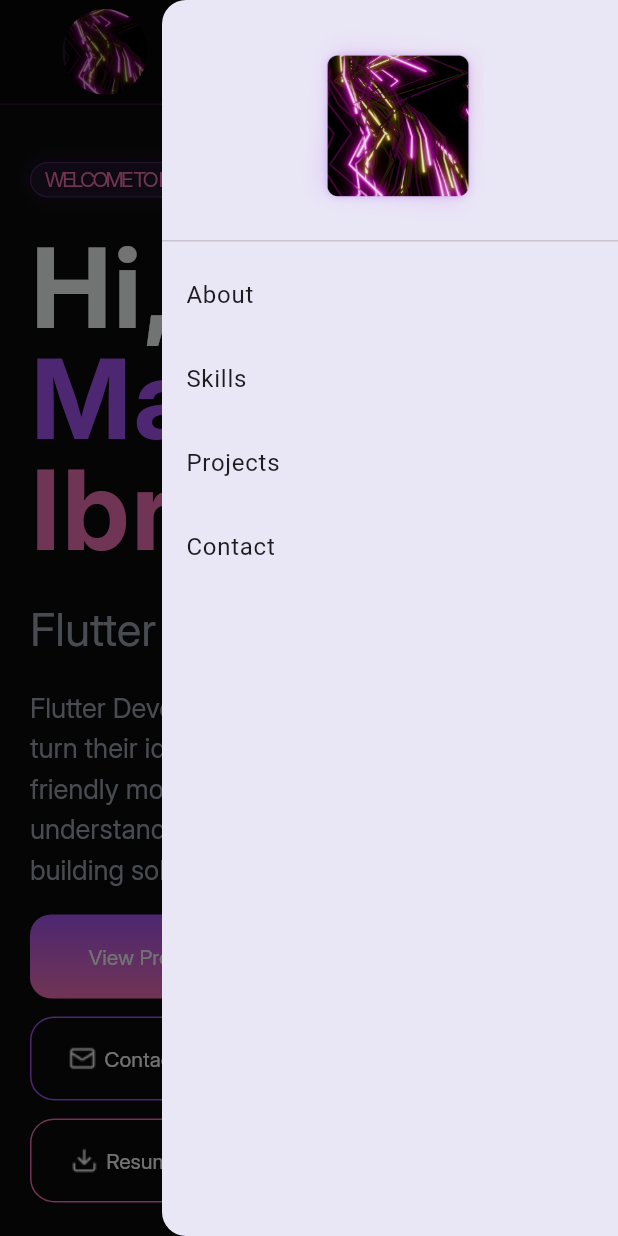
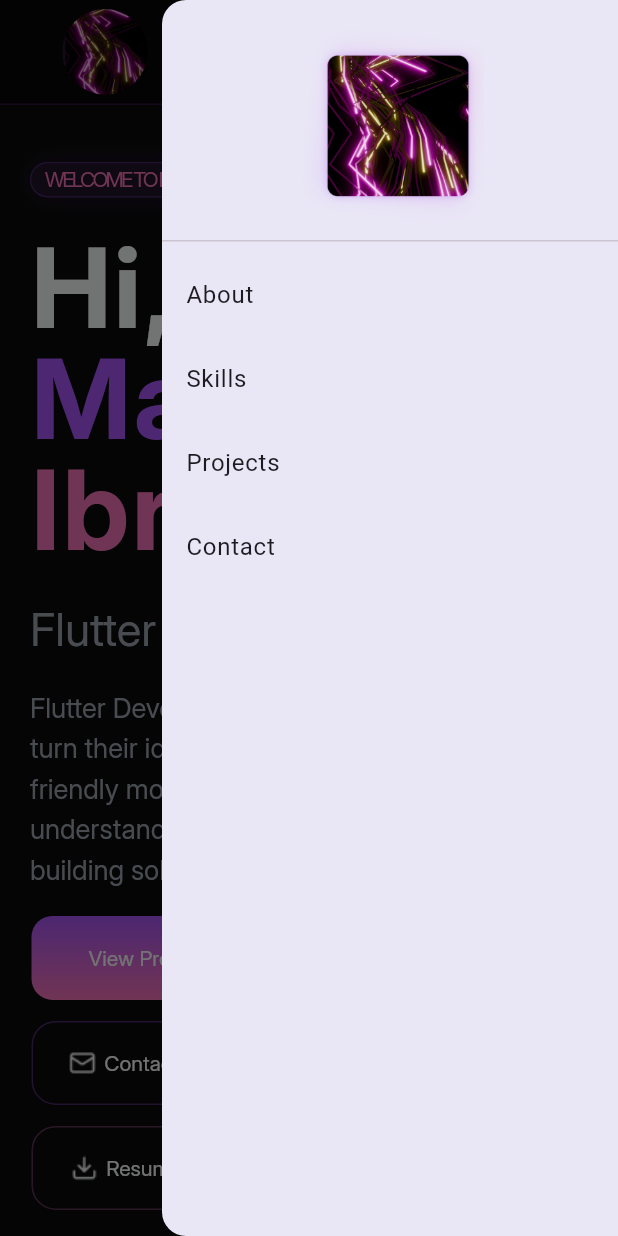
Before and after one commit to mariam280/my_portfolio, a Flutter app: the screen it shows after launch, after a tap on the "menu" icon, on a phone screen of 412 x 824 dp. Run offline on Flutter 3.47's test engine with Material 3 defaults, Android fonts, the phone set to English and light mode, and no system bars.

Commit message:
add buttons hover animation

```diff
--- /dev/null
+++ b/lib/core/widgets/hover_button_wrapper.dart
@@ -0,0 +1,52 @@
+import 'package:flutter/material.dart';
+
+class HoverButtonWrapper extends StatefulWidget {
+  const HoverButtonWrapper({
+    super.key,
+    required this.child,
+    required this.glow,
+    this.scaleAfter,
+    this.borderColor,
+  });
+
+  final Widget child;
+  final Color glow;
+  final double? scaleAfter;
+  final Color? borderColor;
+
+  @override
+  State<HoverButtonWrapper> createState() => _HoverButtonWrapperState();
+}
+
+class _HoverButtonWrapperState extends State<HoverButtonWrapper> {
+  bool isHover = false;
+
+  @override
+  Widget build(BuildContext context) {
+    return MouseRegion(
+      onEnter: (_) => setState(() => isHover = true),
+      onExit: (_) => setState(() => isHover = false),
+      child: AnimatedScale(
+        scale: isHover ? widget.scaleAfter ?? 1 : 1,
+        duration: const Duration(milliseconds: 200),
+        child: AnimatedContainer(
+          duration: const Duration(milliseconds: 200),
+          curve: Curves.bounceInOut,
+          decoration: BoxDecoration(
+            boxShadow: isHover
+                ? [ BoxShadow(
+                      color: widget.glow,
+                      blurRadius: 20,
+                      spreadRadius: 1,
+                    )]
+                : [],
+            shape: BoxShape.rectangle,
+            borderRadius: BorderRadius.circular(16),
+            border: Border.all(color:isHover? widget.borderColor ?? Colors.transparent : Colors.transparent),
+          ),
+          child: widget.child,
+        ),
+      ),
+    );
+  }
+}
--- a/lib/modules/home/presentation/screens/widgets/contact_section/action_buttons.dart
+++ b/lib/modules/home/presentation/screens/widgets/contact_section/action_buttons.dart
@@ -3,6 +3,7 @@ import 'package:my_portfolio/core/constants/app_images.dart';
 import 'package:my_portfolio/core/theme/app_colors.dart';
 import 'package:my_portfolio/core/widgets/custom_button.dart';
 import 'package:my_portfolio/core/widgets/custom_gradient_button.dart';
+import 'package:my_portfolio/core/widgets/hover_button_wrapper.dart';
 
 class ActionButtons extends StatelessWidget {
   const ActionButtons({super.key});
@@ -15,60 +16,87 @@ class ActionButtons extends StatelessWidget {
         spacing: 12,
         children: [
           Expanded(
+            child: HoverButtonWrapper(
+              glow: AppColors.purple.withValues(alpha: 0.4),
+              scaleAfter: 1.02,
               child: CustomGradientButton(
                 text: "Email Me",
                 textColor: AppColors.kWhite,
                 image: Assets.imagesMailIcon,
               ),
             ),
+          ),
           Expanded(
+            child: HoverButtonWrapper(
+              glow: AppColors.borderPurple.withValues(alpha: 0.5),
+              borderColor: AppColors.purple,
+              scaleAfter: 1.02,
               child: CustomButon(
                 text: 'GitHub',
                 textColor: AppColors.kWhite,
                 image: Assets.imagesGithubIcon,
-              borderColor: Border.all(color: AppColors.purple),
+                borderColor: Border.all(color: AppColors.borderPurple),
+              ),
             ),
           ),
           Expanded(
+            child: HoverButtonWrapper(
+              glow: AppColors.borderPink.withValues(alpha: 0.5),
+              borderColor: AppColors.pink,
+              scaleAfter: 1.02,
               child: CustomButon(
                 text: "LinkedIn",
                 textColor: AppColors.kWhite,
                 image: Assets.imagesLinkedinIcon,
-              borderColor: Border.all(color: AppColors.pink),
+                borderColor: Border.all(color: AppColors.borderPink),
+              ),
             ),
           ),
         ],
       );
-    }
-    else {
+    } else {
       return Column(
         mainAxisSize: MainAxisSize.min,
         spacing: 12,
         children: [
           SizedBox(
             width: screenWidth * 0.42,
+            child: HoverButtonWrapper(
+              glow: AppColors.purple.withValues(alpha: 0.4),
+              scaleAfter: 1.02,
               child: CustomGradientButton(
                 text: "Email Me",
                 textColor: AppColors.kWhite,
                 image: Assets.imagesMailIcon,
               ),
             ),
+          ),
           SizedBox(
             width: screenWidth * 0.38,
+            child: HoverButtonWrapper(
+              glow: AppColors.borderPurple.withValues(alpha: 0.5),
+              borderColor: AppColors.purple,
+              scaleAfter: 1.02,
               child: CustomButon(
                 text: 'GitHub',
                 textColor: AppColors.kWhite,
                 image: Assets.imagesGithubIcon,
-              borderColor: Border.all(color: AppColors.purple),
+                borderColor: Border.all(color: AppColors.borderPurple),
+              ),
             ),
           ),
           SizedBox(
             width: screenWidth * 0.42,
+            child: HoverButtonWrapper(
+              glow: AppColors.borderPink.withValues(alpha: 0.5),
+              borderColor: AppColors.pink,
+              scaleAfter: 1.02,
               child: CustomButon(
                 text: "LinkedIn",
                 textColor: AppColors.kWhite,
                 image: Assets.imagesLinkedinIcon,
-              borderColor: Border.all(color: AppColors.pink),
+                borderColor: Border.all(color: AppColors.borderPink),
+              ),
             ),
           ),
         ],
--- a/lib/modules/home/presentation/screens/widgets/hero_section/hero_section_body.dart
+++ b/lib/modules/home/presentation/screens/widgets/hero_section/hero_section_body.dart
@@ -4,6 +4,7 @@ import 'package:my_portfolio/core/theme/app_colors.dart';
 import 'package:my_portfolio/core/theme/app_styles.dart';
 import 'package:my_portfolio/core/widgets/custom_button.dart';
 import 'package:my_portfolio/core/widgets/custom_gradient_button.dart';
+import 'package:my_portfolio/core/widgets/hover_button_wrapper.dart';
 
 import 'name_with_span.dart';
 
@@ -35,28 +36,42 @@ class HeroSectionBody extends StatelessWidget {
                 children: [
                   SizedBox(
                     width: 180,
+                    child: HoverButtonWrapper(
+                      glow: AppColors.purple.withValues(alpha: 0.4),
+                      scaleAfter: 1.02,
                       child: CustomGradientButton(
                         text: ' View Projects ',
                         textColor: AppColors.kWhite,
                         icon: Icons.arrow_forward,
                       ),
                     ),
+                  ),
                   SizedBox(
                     width: 170,
+                    child: HoverButtonWrapper(
+                      glow: AppColors.borderPurple.withValues(alpha: 0.5),
+                         borderColor: AppColors.purple,
+                         scaleAfter: 1.02,
                       child: CustomButon(
                         text: " Contact Me ",
                         textColor: AppColors.kWhite,
                         image: Assets.imagesMailIcon,
-                      borderColor: Border.all(color: AppColors.purple),
+                        borderColor: Border.all(color: AppColors.borderPurple),
+                      ),
                     ),
                   ),
                   SizedBox(
                     width: 150,
+                    child: HoverButtonWrapper(
+                     glow: AppColors.borderPink.withValues(alpha: 0.5),
+                      borderColor: AppColors.pink,
+                      scaleAfter: 1.02,
                       child: CustomButon(
                         text: " Resume ",
                         textColor: AppColors.kWhite,
                         image: Assets.imagesDownloadIcon,
-                      borderColor: Border.all(color: AppColors.pink),
+                        borderColor: Border.all(color: AppColors.borderPink),
+                      ),
                     ),
                   ),
                 ],
@@ -70,29 +85,43 @@ class HeroSectionBody extends StatelessWidget {
                     spacing: 12,
                     children: [
                       Expanded(
+                        child: HoverButtonWrapper(
+                          glow: AppColors.purple.withValues(alpha: 0.6),
+                          scaleAfter: 1.02,
                           child: CustomGradientButton(
                             text: ' View Projects ',
                             textColor: AppColors.kWhite,
                             icon: Icons.arrow_forward,
                           ),
                         ),
+                      ),
                       Expanded(
+                        child: HoverButtonWrapper(
+                          glow: AppColors.borderPurple.withValues(alpha: 0.5),
+                         borderColor: AppColors.purple,
+                         scaleAfter: 1.02,
                           child: CustomButon(
                             text: " Contact Me ",
                             textColor: AppColors.kWhite,
                             image: Assets.imagesMailIcon,
-                          borderColor: Border.all(color: AppColors.purple),
+                            borderColor: Border.all(color: AppColors.borderPurple),
+                          ),
                         ),
                       ),
                     ],
                   ),
                   SizedBox(
-                    width: 147, // modify this
+                    width: 147,
+                    child: HoverButtonWrapper(
+                      glow: AppColors.borderPink.withValues(alpha: 0.5),
+                      borderColor: AppColors.pink,
+                      scaleAfter: 1.02,
                       child: CustomButon(
                         text: " Resume ",
                         textColor: AppColors.kWhite,
                         image: Assets.imagesDownloadIcon,
-                      borderColor: Border.all(color: AppColors.pink),
+                        borderColor: Border.all(color: AppColors.borderPink),
+                      ),
                     ),
                   ),
                 ],
--- a/lib/modules/home/presentation/screens/widgets/projects_section/project_section_footer.dart
+++ b/lib/modules/home/presentation/screens/widgets/projects_section/project_section_footer.dart
@@ -3,6 +3,7 @@ import 'package:my_portfolio/core/constants/app_images.dart';
 import 'package:my_portfolio/core/theme/app_colors.dart';
 import 'package:my_portfolio/core/widgets/custom_button.dart';
 import 'package:my_portfolio/core/widgets/custom_gradient_button.dart';
+import 'package:my_portfolio/core/widgets/hover_button_wrapper.dart';
 
 class ProjectSectionFooter extends StatelessWidget {
   const ProjectSectionFooter({super.key, this.onTapGit, this.onTapDemo});
@@ -30,23 +31,32 @@ class ProjectSectionFooter extends StatelessWidget {
             children: [
               SizedBox(
                 width: screenWidth > 600 ? screenWidth * 0.4 : screenWidth,
+                child: HoverButtonWrapper(
+                   glow: AppColors.borderPurple.withValues(alpha: 0.5),
+                         borderColor: AppColors.purple,
+                         scaleAfter: 1.02,
                   child: CustomButon(
                     height: 40,
                     onTap: onTapGit,
                     text: "GitHub",
                     textColor: AppColors.kWhite,
                     image: Assets.imagesGithubIcon,
-                  borderColor: Border.all(color: AppColors.purple),
+                    borderColor: Border.all(color: AppColors.borderPurple),
+                  ),
                 ),
               ),
               SizedBox(
                 width: screenWidth > 600 ? screenWidth * 0.4 : screenWidth,
+                child: HoverButtonWrapper(
+                  glow: AppColors.purple.withValues(alpha: 0.4),
+                      scaleAfter: 1.02,
                   child: CustomGradientButton(
                     height: 40,
                     onTap: onTapDemo,
                     text: 'Live Demo',
                     textColor: AppColors.kWhite,
                     image: Assets.imagesExternalLinkIcon,
+                  ),
                 ),
               ),
             ],
```
Lines whose indentation alone changed are shown as unchanged.
